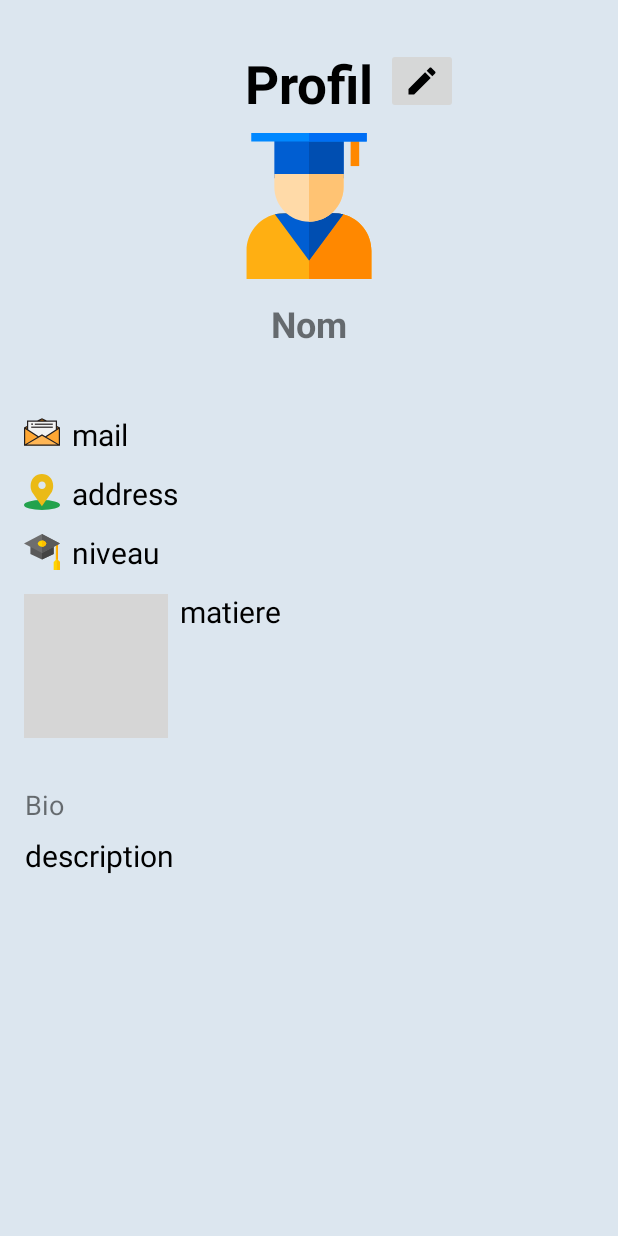
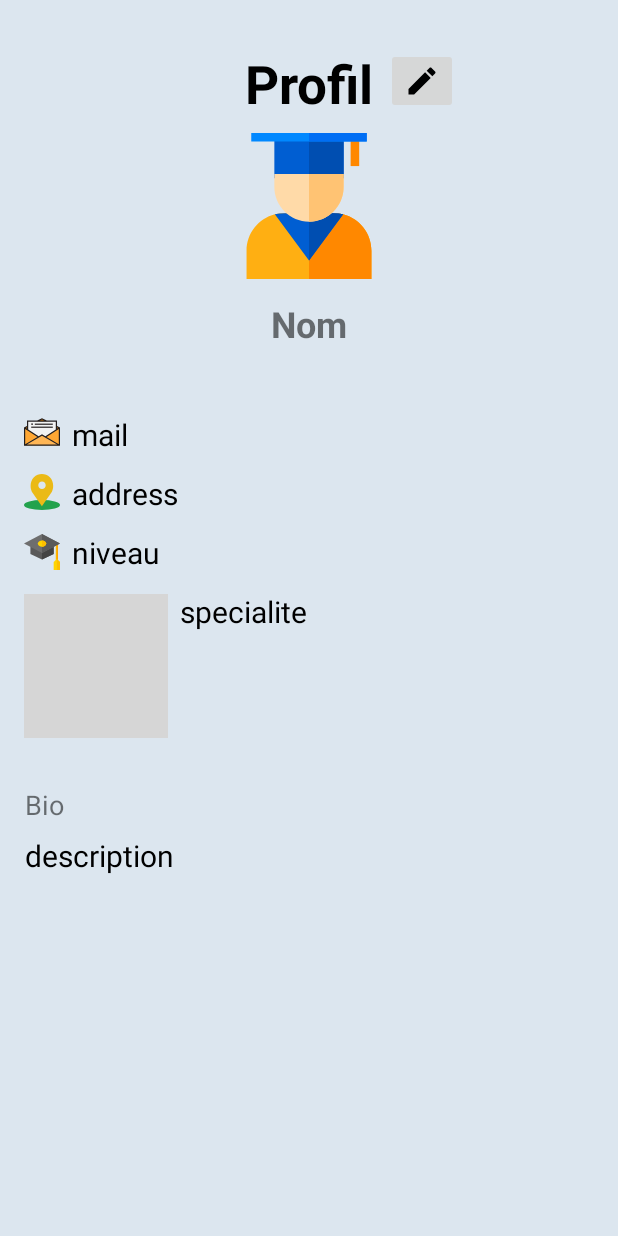
Before and after one commit to iliasafrass/AlloEtudiants, an Android app: the layout profil_fragment.xml on its own in the app's theme, with its tools: preview values and no code run, on a phone screen of 412 x 824 dp. Run offline under Robolectric (Android 15) with nearby library versions, the phone set to English and light mode, and no system bars; Roboto replaces fonts that are not available here; grey boxes are pictures that could not be loaded.

Commit message:
update profil user fragment

```diff
--- a/AlloEtudiants/app/src/main/res/layout/profil_fragment.xml
+++ b/AlloEtudiants/app/src/main/res/layout/profil_fragment.xml
@@ -173,7 +173,7 @@
             android:layout_marginEnd="8dp"
             android:layout_marginStart="8dp"
             android:layout_marginTop="12dp"
-            android:text="matiere"
+            android:text="specialite"
             android:textColor="#000"
             android:textSize="20sp"
             app:layout_constraintEnd_toEndOf="parent"
```
Also changed, not shown: AlloEtudiants/app/src/main/java/com/example/a707446/alloetudiant/profil/ProfilFragment.java (added, +36 -0 lines).
